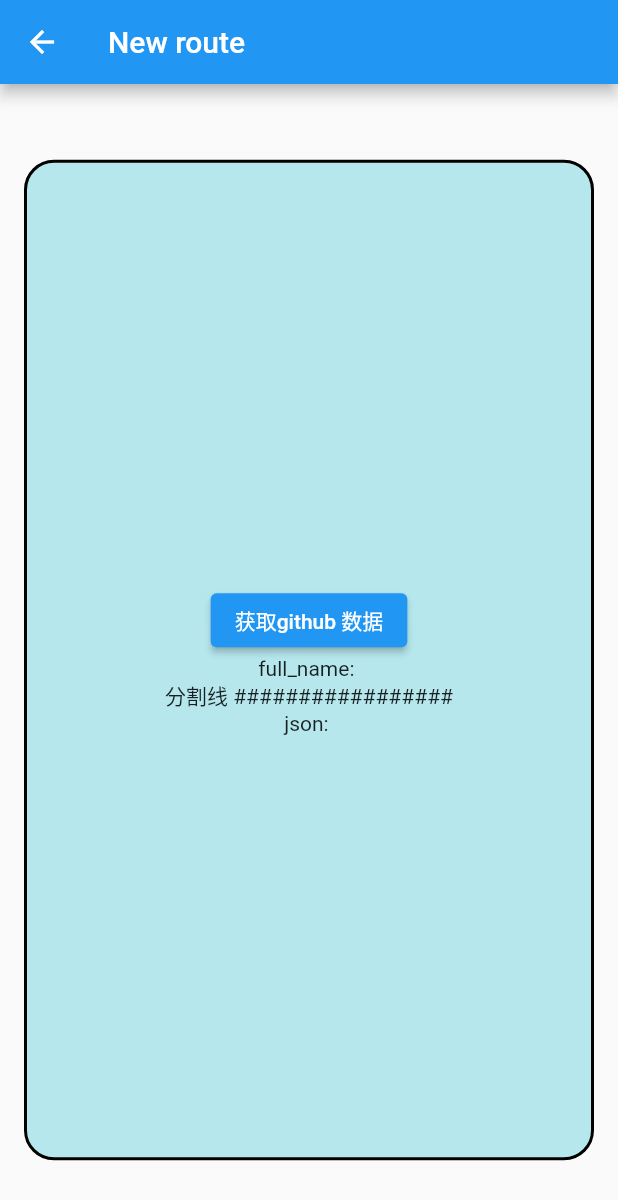
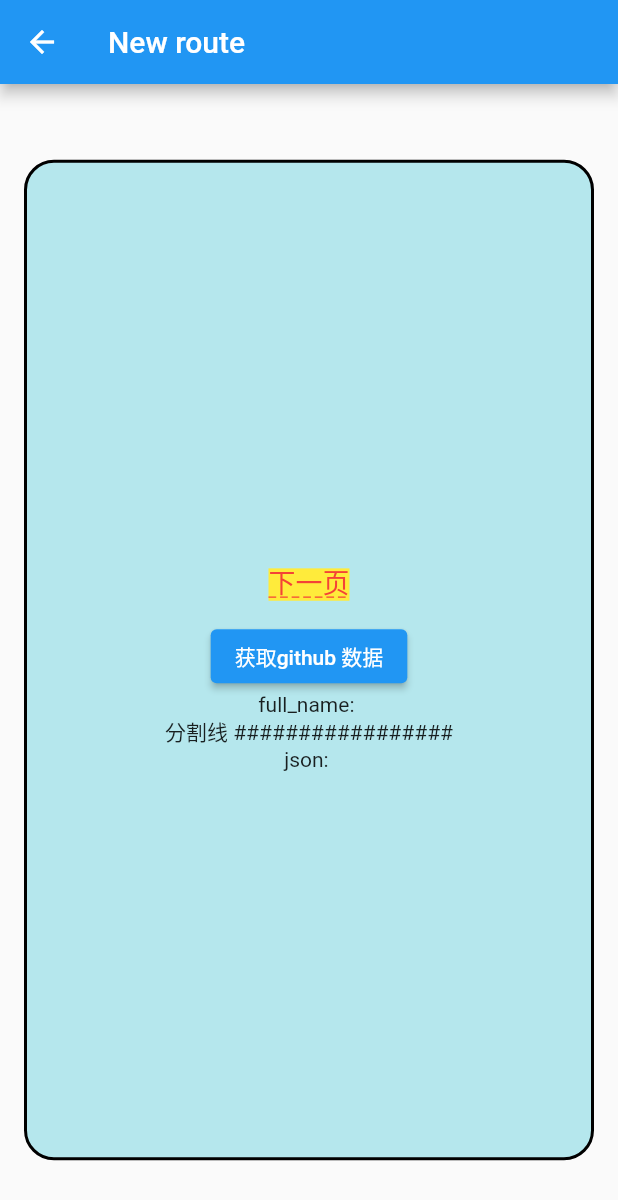
Before and after one commit to summerxx27/flutter_ios_demo, a Flutter app: the NewRoute screen opened directly, on a phone screen of 412 x 824 dp. Shown: the top 1200 px of the screen. Run offline on Flutter 3.47's test engine with Material 2 defaults, Android fonts, the phone set to English and light mode, and no system bars; our stand-ins replace dio; missing offline and left inert: flutter_image; network calls fail.

Commit message:
feat: add dio

```diff
--- a/flutter_ios/flutter_module/lib/testpage.dart
+++ b/flutter_ios/flutter_module/lib/testpage.dart
@@ -1,4 +1,5 @@
 import 'package:flutter/material.dart';
+import 'package:flutter_module/diotest.dart';
 import 'dart:convert';
 import 'dart:io';
 
@@ -52,6 +53,27 @@ class _HttpTestRouteState extends State<HttpTestRoute> {
     return SingleChildScrollView(
       child: Column(
         children: <Widget>[
+          TextButton(
+            child: Text(
+              "下一页",
+              style: TextStyle(
+                  color: Colors.red,
+                  fontSize: 18.0,
+                  height: 1.2,
+                  fontFamily: "Courier",
+                  background: Paint()..color = Colors.yellow,
+                  decoration: TextDecoration.underline,
+                  decorationStyle: TextDecorationStyle.dashed),
+            ),
+            onPressed: () {
+              Navigator.push(
+                context,
+                MaterialPageRoute(builder: (context) {
+                  return DioRoute();
+                }),
+              );
+            },
+          ),
           ElevatedButton(
             child: Text("获取github 数据"),
             onPressed: _loading ? null : request,
--- a/flutter_ios/flutter_module/pubspec.yaml
+++ b/flutter_ios/flutter_module/pubspec.yaml
@@ -27,6 +27,8 @@ dependencies:
   # The following adds the Cupertino Icons font to your application.
   # Use with the CupertinoIcons class for iOS style icons.
   cupertino_icons: ^1.0.2
+  dio: ^5.0.0
+  flutter_image: ^4.1.5
 
 dev_dependencies:
   flutter_test:
```
Also changed, not shown: flutter_ios/flutter_module/lib/diotest.dart (added, +75 -0 lines), flutter_ios/flutter_module/lib/layout.dart (deleted), flutter_ios/flutter_module/pubspec.lock.
